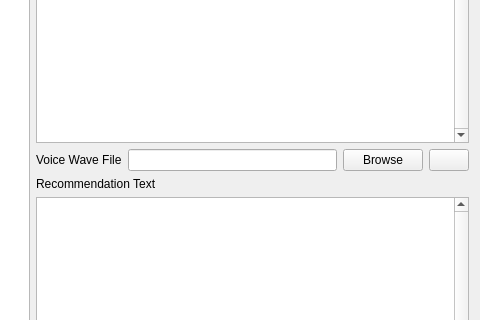
Before: the Qt Designer form qtfred/ui/DebriefingDialog.ui in MjnMixael/fs2open.github.com, drawn with Qt 5; both pictures show x 414 to 894 and y 180 to 500 of the 894 by 704 pixel window.
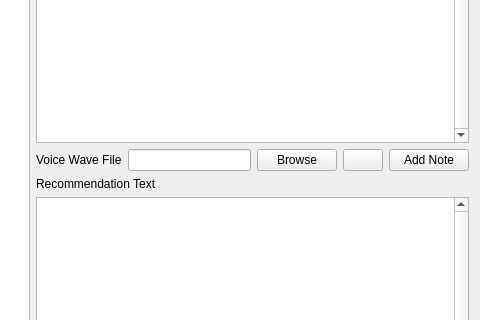
After: the same form once the commit is applied. Custom widgets are drawn as their Qt base class.

Commit message:
Add voice actor notes to briefing, debriefing and command briefing stages
Messages already have a +Note: for the voice actor. Stages now have
one too, saved after the stage's voice file and kept only in the
editors. QtFRED's three editors get a Note button (one undo step each),
FRED2 keeps notes when it moves stages, and the Voice Acting Manager
prints them as $note. A stage note makes the mission need 26.1.

```diff
--- a/qtfred/ui/DebriefingDialog.ui
+++ b/qtfred/ui/DebriefingDialog.ui
@@ -197,6 +197,16 @@
              </property>
             </widget>
            </item>
+           <item>
+            <widget class="QPushButton" name="stageNoteButton">
+             <property name="toolTip">
+              <string>A note for this stage's voice actor. The Voice Acting Manager exports it; the game never shows it.</string>
+             </property>
+             <property name="text">
+              <string>Add Note</string>
+             </property>
+            </widget>
+           </item>
           </layout>
          </item>
          <item>
```
Left out of the diff: 1 changed line with no effect on the pictures. The commit also changes 37 other files.
